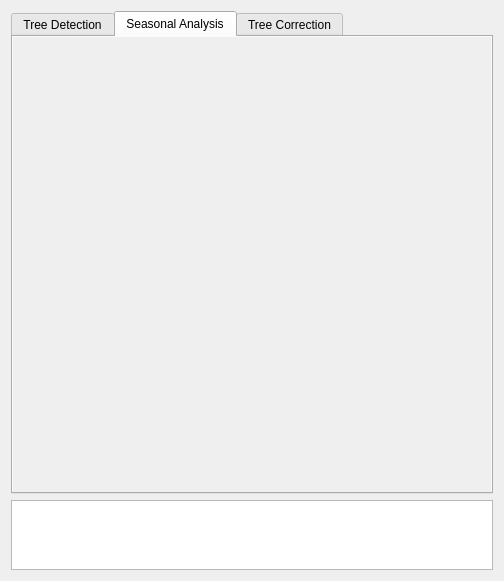
Before: the Qt Designer form Lumberjack_dialog_base.ui in carobrus/lumberjack_qgis_plugin, drawn with Qt 5.
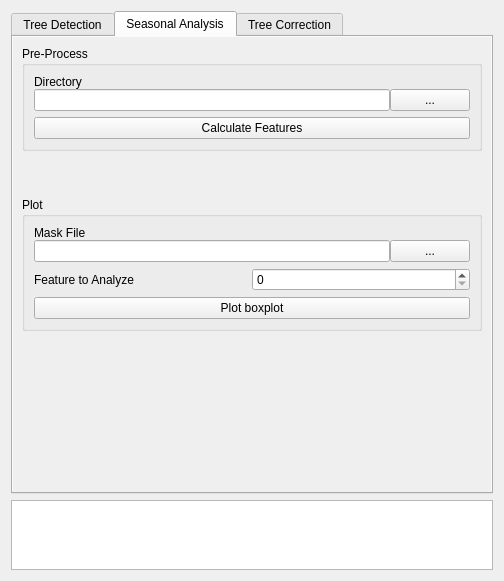
After: the same form once the commit is applied. The open tabs and pages were chosen to show the change.

Commit message:
Adds seasonal analysis
Boxplots are generated for a particular feature. A new window is created.
Fix datatypes when generating tif files.

Diff of the .ui file:
```diff
--- a/Lumberjack_dialog_base.ui
+++ b/Lumberjack_dialog_base.ui
@@ -375,6 +375,145 @@
       <attribute name="title">
        <string>Seasonal Analysis</string>
       </attribute>
+      <layout class="QVBoxLayout" name="verticalLayout_6">
+       <item>
+        <widget class="QGroupBox" name="groupBox">
+         <property name="title">
+          <string>Pre-Process</string>
+         </property>
+         <layout class="QVBoxLayout" name="verticalLayout_9">
+          <item>
+           <layout class="QVBoxLayout" name="verticalLayout_5">
+            <property name="spacing">
+             <number>0</number>
+            </property>
+            <item>
+             <widget class="QLabel" name="label_directory_seasonal">
+              <property name="text">
+               <string>Directory</string>
+              </property>
+             </widget>
+            </item>
+            <item>
+             <layout class="QHBoxLayout" name="horizontalLayout_6">
+              <item>
+               <widget class="QLineEdit" name="lineEdit_directory_seasonal"/>
+              </item>
+              <item>
+               <widget class="QPushButton" name="pushButton_seasonal">
+                <property name="text">
+                 <string>...</string>
+                </property>
+               </widget>
+              </item>
+             </layout>
+            </item>
+           </layout>
+          </item>
+          <item>
+           <widget class="QPushButton" name="pushButton_calculate_features">
+            <property name="text">
+             <string>Calculate Features</string>
+            </property>
+           </widget>
+          </item>
+         </layout>
+        </widget>
+       </item>
+       <item>
+        <spacer name="verticalSpacer_2">
+         <property name="orientation">
+          <enum>Qt::Vertical</enum>
+         </property>
+         <property name="sizeType">
+          <enum>QSizePolicy::Minimum</enum>
+         </property>
+         <property name="sizeHint" stdset="0">
+          <size>
+           <width>20</width>
+           <height>40</height>
+          </size>
+         </property>
+        </spacer>
+       </item>
+       <item>
+        <widget class="QGroupBox" name="groupBox_2">
+         <property name="title">
+          <string>Plot</string>
+         </property>
+         <layout class="QVBoxLayout" name="verticalLayout_10">
+          <item>
+           <layout class="QVBoxLayout" name="verticalLayout_8">
+            <property name="spacing">
+             <number>0</number>
+            </property>
+            <item>
+             <widget class="QLabel" name="label_mask">
+              <property name="text">
+               <string>Mask File</string>
+              </property>
+             </widget>
+            </item>
+            <item>
+             <layout class="QHBoxLayout" name="horizontalLayout_9">
+              <item>
+               <widget class="QLineEdit" name="lineEdit_mask_file"/>
+              </item>
+              <item>
+               <widget class="QPushButton" name="pushButton_mask">
+                <property name="text">
+                 <string>...</string>
+                </property>
+               </widget>
+              </item>
+             </layout>
+            </item>
+           </layout>
+          </item>
+          <item>
+           <layout class="QHBoxLayout" name="horizontalLayout_8">
+            <property name="spacing">
+             <number>0</number>
+            </property>
+            <item>
+             <widget class="QLabel" name="label_seasonal_analysis">
+              <property name="text">
+               <string>Feature to Analyze</string>
+              </property>
+             </widget>
+            </item>
+            <item>
+             <widget class="QSpinBox" name="spinBox_feature"/>
+            </item>
+           </layout>
+          </item>
+          <item>
+           <widget class="QPushButton" name="pushButton_boxplot">
+            <property name="text">
+             <string>Plot boxplot</string>
+            </property>
+           </widget>
+          </item>
+         </layout>
+        </widget>
+       </item>
+       <item>
+        <spacer name="verticalSpacer">
+         <property name="orientation">
+          <enum>Qt::Vertical</enum>
+         </property>
+         <property name="sizeType">
+          <enum>QSizePolicy::Expanding</enum>
+         </property>
+         <property name="sizeHint" stdset="0">
+          <size>
+           <width>20</width>
+           <height>40</height>
+          </size>
+         </property>
+        </spacer>
+       </item>
+      </layout>
      </widget>
      <widget class="QWidget" name="tab_correction">
       <property name="autoFillBackground">
```
The commit also changes 9 other files.
